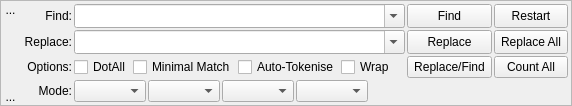
Old version of the form src/Form_Files/FindReplace.ui in the repository Sigil-Ebook/Sigil.
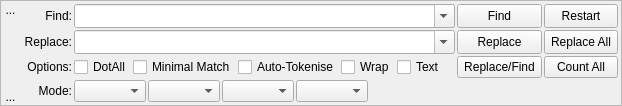
New version of the form. Icons and pictures are not drawn. Custom widgets are drawn as their Qt base class.

Commit message: add Text Only option flag to FindReplace and Controls [deploy]

Diff of the .ui file:
```diff
--- a/src/Form_Files/FindReplace.ui
+++ b/src/Form_Files/FindReplace.ui
@@ -386,6 +386,30 @@
             </property>
            </widget>
           </item>
+          <item>
+           <spacer name="horizontalSpacerOption4">
+            <property name="orientation">
+             <enum>Qt::Horizontal</enum>
+            </property>
+            <property name="sizeHint" stdset="0">
+             <size>
+              <width>8</width>
+              <height>0</height>
+             </size>
+            </property>
+           </spacer>
+          </item>
+          <item>
+           <widget class="QCheckBox" name="chkOptionTextOnly">
+            <property name="toolTip">
+              <string>Search only in text (outside tags).
+Valid only when searching HTML files.</string>
+            </property>
+            <property name="text">
+             <string>Text</string>
+            </property>
+           </widget>
+          </item>
           <item>
            <spacer name="horizontalSpacerAdvanced">
             <property name="orientation">
```
Left out of the diff: 8 changed lines with no effect on the pictures. The commit also changes 5 other files.
